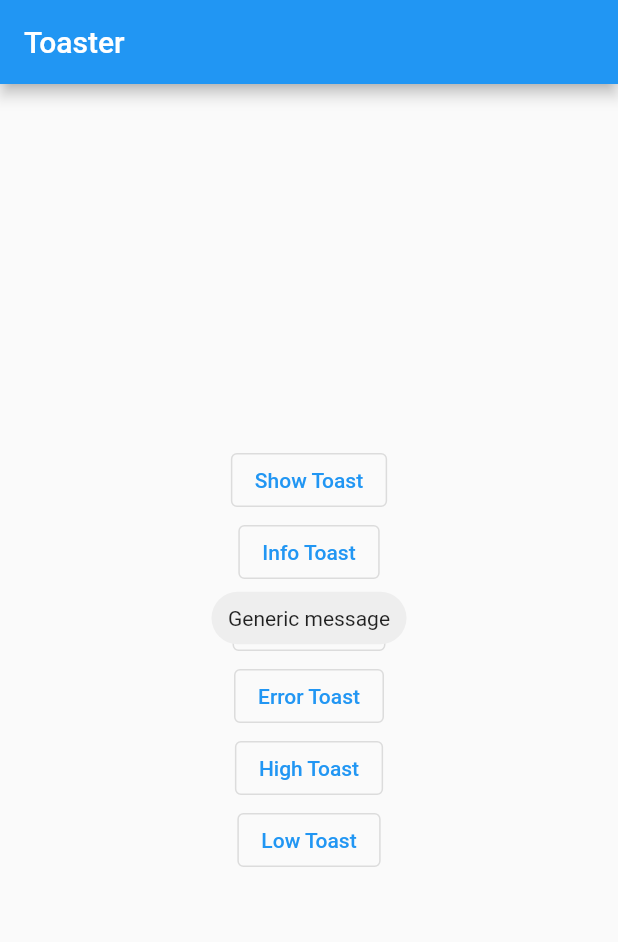
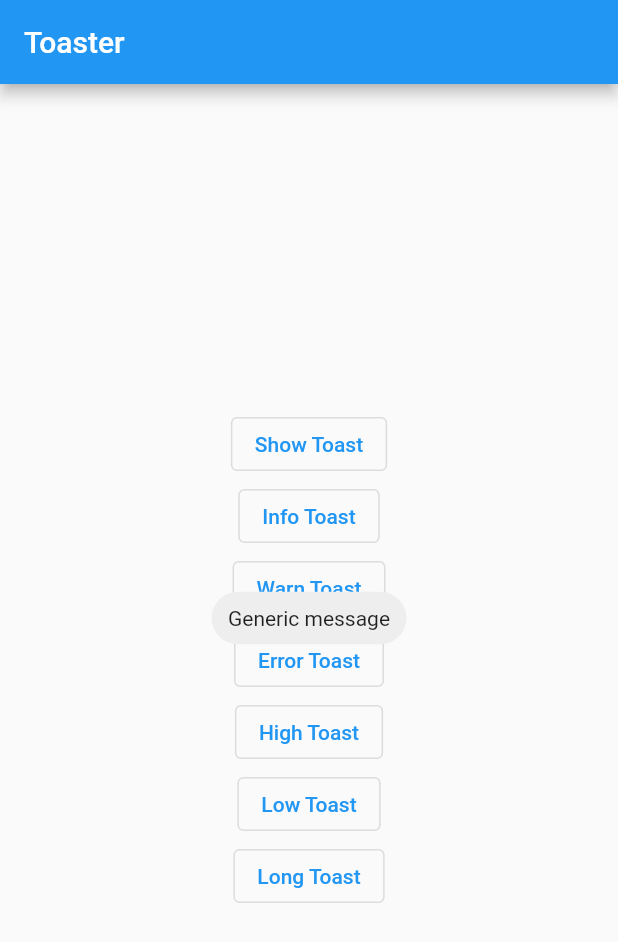
Before and after one commit to edgfowler/toast, a Flutter app: the screen it shows after launch, after a tap on "Show Toast", on a phone screen of 412 x 824 dp. Shown: the top 942 px of the screen. Run offline on Flutter 3.47's test engine with Material 2 defaults, Android fonts, the phone set to English and light mode, and no system bars.

Commit message:
Fix long text overflow.

```diff
--- a/lib/main.dart
+++ b/lib/main.dart
@@ -79,6 +79,19 @@ class MyHomePage extends StatelessWidget {
                 );
               },
             ),
+            OutlinedButton(
+              child: const Text('Long Toast'),
+              onPressed: () {
+                Toast.show(
+                  Toast(
+                    context: context,
+                    message:
+                        'High Toast with extra long text message to wrap the widget',
+                    gravity: Toast.TOP,
+                  ),
+                );
+              },
+            ),
           ],
         ),
       ),
--- a/lib/toast.dart
+++ b/lib/toast.dart
@@ -67,7 +67,7 @@ class _Toaster {
 
     switch (toast.gravity) {
       case Toast.TOP:
-        upperG = 50;
+        upperG = 100;
         break;
       case Toast.BOTTOM:
         lowerG = 50;
@@ -101,7 +101,9 @@ class _Toaster {
         padding: const EdgeInsets.all(32),
         alignment: Alignment.center,
         child: Container(
+          // width: MediaQuery.of(toast.context).size.width,
           padding: const EdgeInsets.symmetric(horizontal: 10, vertical: 5),
+          margin: const EdgeInsets.symmetric(horizontal: 20),
           decoration: BoxDecoration(
             borderRadius: BorderRadius.circular(toast.backRadius),
             color: toast.backColor,
@@ -110,12 +112,22 @@ class _Toaster {
             mainAxisSize: MainAxisSize.min,
             children: [
               if (toast.icon != null) ...[
+                // With Icon.
                 toast.icon!, // Checked for null, so ! is OK.
                 const SizedBox(width: 7, height: 25),
-                Text(toast.message),
+                Flexible(
+                  child: Text(
+                    toast.message,
+                  ),
+                ),
               ] else ...[
+                // Without Icon.
                 const SizedBox(width: 1, height: 25),
-                Text(toast.message),
+                Flexible(
+                  child: Text(
+                    toast.message,
+                  ),
+                ),
                 const SizedBox(width: 1, height: 25),
               ]
             ],
```
